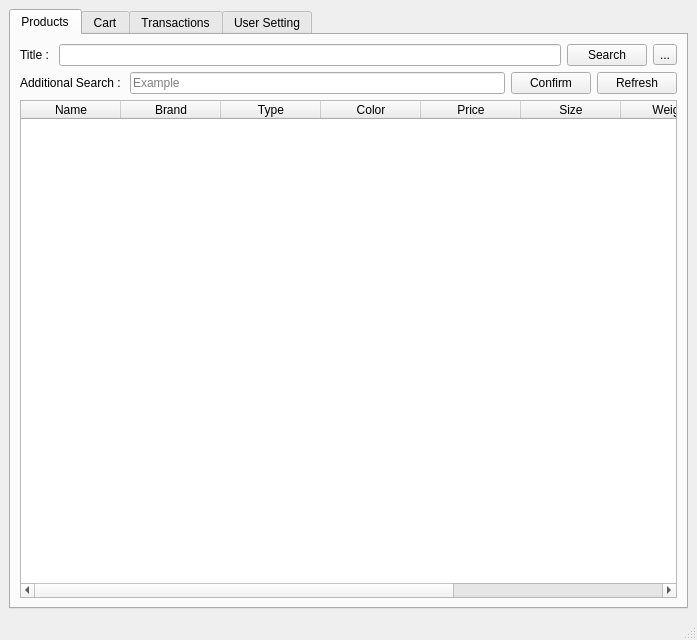
Before: the Qt Designer form AP/client_ui.ui in AP-projects-4001/Guys, drawn with Qt 5.
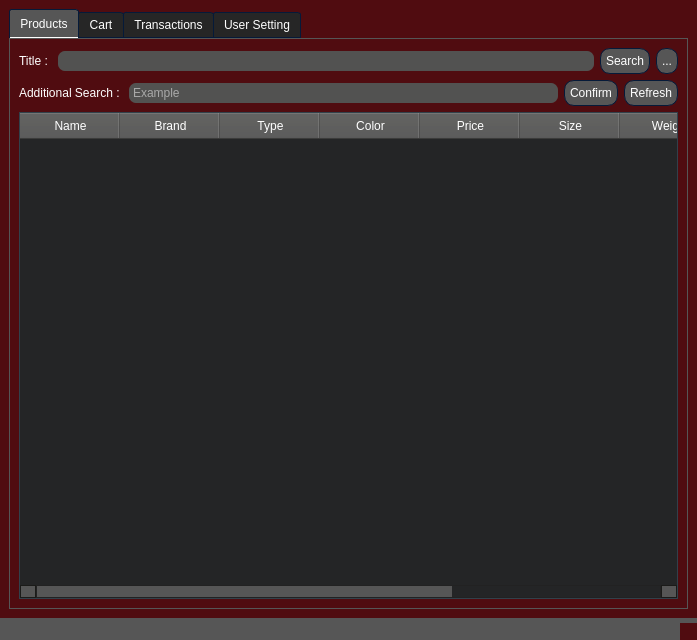
After: the same form once the commit is applied. The open tabs and pages were chosen to show the change. Icons and pictures are not drawn.

```diff
--- a/AP/client_ui.ui
+++ b/AP/client_ui.ui
@@ -13,6 +13,679 @@
   <property name="windowTitle">
    <string>MainWindow</string>
   </property>
+  <property name="styleSheet">
+   <string notr="true">
+QWidget
+{
+	background-color: #500c10;
+	color: #ffffff;
+	border-color: #051a39;
+
+}
+
+
+QLabel
+{
+	background-color: transparent;
+	color: #ffffff;
+
+}
+
+
+QToolTip
+{
+	border : 1px solid #500c10;
+	background-color: #26264f;
+	color: #ffffff;
+	border-color: #051a39;
+
+}
+QPushButton
+{
+	background-color: #565656;
+	color: #ffffff;
+	border-style: solid;
+	border-width: 1px;
+	border-radius: 10px;
+	border-color: #051a39;
+	padding: 5px;
+
+}
+
+
+QPushButton::disabled
+{
+	background-color: #404040;
+	color: #656565;
+	border-color: #051a39;
+
+}
+
+
+QPushButton::hover
+{
+	background-color: #8399ff;
+	color: #ffffff;
+	border-style: solid;
+	border-width: 1px;
+	border-radius: 10px;
+	border-color: #051a39;
+	padding: 5px;
+}
+
+
+QPushButton::pressed
+{
+	background-color: #4969ff;
+	color: #ffffff;
+	border-style: solid;
+	border-width: 1px;
+	border-radius: 10px;
+	border-color: #051a39;
+	padding: 5px;
+
+}
+
+QComboBox
+{
+    background-color: #565656;
+    border: 1px solid;
+    border-radius: 3px;
+    padding-left: 6px;
+    color: #ffffff;
+    height: 20px;
+
+}
+
+
+QComboBox::disabled
+{
+	background-color: #404040;
+	color: #656565;
+	border-color: #051a39;
+
+}
+
+
+QComboBox:hover
+{
+    background-color: #8399ff;
+}
+
+
+QComboBox:on
+{
+    background-color: #4969ff;
+
+}
+
+
+QComboBox QAbstractItemView
+{
+    background-color: #383838;
+    color: #ffffff;
+    border: 1px solid black;
+    selection-background-color: #4969ff;
+    selection-color: #ffffff;
+    outline: 0;
+
+}
+
+QComboBox::drop-down
+{
+    subcontrol-origin: padding;
+    subcontrol-position: top right;
+    width: 15px;
+    border-left-width: 0px;
+    border-left-color: darkgray;
+    border-left-style: solid; 
+    border-top-right-radius: 3px; 
+    border-bottom-right-radius: 3px;
+
+}
+
+
+QComboBox::down-arrow
+{
+    image: url(://arrow-down.png);
+    width: 8px;
+    height: 8px;
+}
+
+
+QSpinBox
+{
+	background-color: #525251;
+	color: #ffffff;
+	border: 1px solid #051a39;
+	border-radius: 3px;
+	padding : 2px;
+}
+
+QLineEdit
+{
+	background-color: #525251;
+	color: #ffffff;
+	border-width: 1px;
+	border-radius: 7px;
+	border-color: #051a39;
+	padding: 2px;
+
+}
+
+QLineEdit::disabled
+{
+	background-color: #404040;
+	color: #656565;
+	border-width: 1px;
+	border-radius: 7px;
+	border-color: #051a39;
+	padding: 2px;
+
+}
+
+QTextEdit
+{
+	background-color: #ffffff;
+	color: #010201;
+	border-color: #051a39;
+
+}
+
+
+QTextEdit::disabled
+{
+	background-color: #404040;
+	color: #656565;
+	border-color: #051a39;
+
+}
+
+QCheckBox::indicator
+{
+    color: #b1b1b1;
+    background-color: #323232;
+    border: 1px solid #b1b1b1;
+    width: 12px;
+    height: 12px;
+
+}
+
+
+QCheckBox::indicator:checked
+{
+    image:url(://checkbox.png);
+    border: 1px solid #565656;
+
+}
+
+
+QCheckBox::disabled
+{
+	color: #656565;
+
+}
+
+
+QCheckBox::indicator:disabled
+{
+	background-color: #656565;
+	color: #656565;
+    border: 1px solid #656565;
+
+}
+
+
+QRadioButton::indicator::unchecked
+{ 
+	border: 2px inset gray; 
+	border-radius: 5px; 
+	background-color:  #fff;
+	width: 9px; 
+	height: 9px; 
+
+}
+
+
+QRadioButton::indicator::unchecked:hover
+{ 
+	border: 2px solid #565656; 
+	border-radius: 5px; 
+	background-color:  #fff;
+	width: 9px; 
+	height: 9px; 
+
+}
+
+
+QRadioButton::indicator::checked
+{ 
+	border: 2px inset darkgray; 
+	border-radius: 5px; 
+	background-color: #4969ff; 
+	width: 9px; 
+	height: 9px; 
+
+}
+
+
+QRadioButton::disabled
+{
+	color: #656565;
+
+}
+
+
+QRadioButton::indicator:disabled
+{
+	background-color: #656565;
+	color: #656565;
+    border: 2px solid #656565;
+
+}
+
+
+QTableView
+{
+    background-color: #242526;
+    border: 1px solid #32414B;
+    color: #f0f0f0;
+    gridline-color: #8faaff;
+    outline : 0;
+
+}
+
+
+QTableView::disabled
+{
+    background-color: #242526;
+    border: 1px solid #32414B;
+    color: #656565;
+    gridline-color: #656565;
+    outline : 0;
+
+}
+
+
+QTableView::item:hover 
+{
+    background-color: #26264f;
+    color: #f0f0f0;
+
+}
+
+
+QTableView::item:selected 
+{
+    background-color: #1a1b1c;
+    border: 2px solid #4969ff;
+    color: #F0F0F0;
+
+}
+
+
+QTableView::item:selected:disabled
+{
+    background-color: #1a1b1c;
+    border: 2px solid #525251;
+    color: #656565;
+
+}
+
+
+QTableCornerButton::section
+{
+    background-color: #505050;
+    color: #fff;
+
+}
+
+
+QHeaderView::section
+{
+    background-color: #525251;
+    color: #fff;
+    text-align: left;
+	padding: 4px;
+	
+}
+
+
+QHeaderView::section:disabled
+{
+    background-color: #525251;
+    color: #656565;
+
+}
+
+
+
+
+
+
+QHeaderView::section::vertical::first,
+QHeaderView::section::vertical::only-one
+{
+    border-top: 1px solid #353635;
+
+}
+
+
+QHeaderView::section::vertical
+{
+    border-top: 1px solid #353635;
+
+}
+
+
+QHeaderView::section::horizontal::first,
+QHeaderView::section::horizontal::only-one
+{
+    border-left: 1px solid #353635;
+
+}
+
+
+QHeaderView::section::horizontal
+{
+    border-left: 1px solid #353635;
+
+}
+
+
+QTabBar::tab
+{
+	background-color: #262626;
+	color: #ffffff;
+	border-style: solid;
+	border-width: 1px;
+	border-top-left-radius: 3px;
+	border-top-right-radius: 3px;
+	border-color: #051a39;
+	padding: 5px;
+
+}
+
+
+QTabBar::tab:disabled
+{
+	background-color: #656565;
+	color: #656565;
+}
+
+
+QTabWidget::pane 
+{
+	background-color: #262626;
+	color: #ffffff;
+    border: 1px solid;
+    border-color: #565656;
+
+}
+
+
+QTabBar::tab:selected
+{
+    background-color: #565656;
+	color: #ffffff;
+	border-style: solid;
+	border-width: 1px;
+	border-top-left-radius: 3px;
+	border-top-right-radius: 3px;
+	border-color: #051a39;
+	padding: 5px;
+
+}
+
+
+QTabBar::tab:selected:disabled
+{
+	background-color: #404040;
+	color: #656565;
+
+}
+
+
+QTabBar::tab:!selected 
+{
+    background-color: #262626;
+
+}
+
+
+QTabBar::tab:!selected:hover 
+{
+    background-color: #8399ff;
+
+}
+
+
+QTabBar::tab:top:!selected 
+{
+    margin-top: 3px;
+
+}
+
+
+QTabBar::tab:bottom:!selected 
+{
+    margin-bottom: 3px;
+
+}
+
+
+QTabBar::tab:top, QTabBar::tab:bottom 
+{
+    min-width: 8ex;
+    margin-right: -1px;
+    padding: 5px 10px 5px 10px;
+
+}
+
+
+QTabBar::tab:top:selected 
+{
+    border-bottom-color: none;
+
+}
+
+
+QTabBar::tab:bottom:selected 
+{
+    border-top-color: none;
+
+}
+
+
+QTabBar::tab:top:last, QTabBar::tab:bottom:last,
+QTabBar::tab:top:only-one, QTabBar::tab:bottom:only-one 
+{
+    margin-right: 0;
+
+}
+
+
+QTabBar::tab:left:!selected 
+{
+    margin-right: 3px;
+
+}
+
+
+QTabBar::tab:right:!selected
+{
+    margin-left: 3px;
+
+}
+
+
+QTabBar::tab:left, QTabBar::tab:right 
+{
+    min-height: 8ex;
+    margin-bottom: -1px;
+    padding: 10px 5px 10px 5px;
+
+}
+
+
+QTabBar::tab:left:selected 
+{
+    border-left-color: none;
+
+}
+
+
+QTabBar::tab:right:selected 
+{
+    border-right-color: none;
+
+}
+
+
+QTabBar::tab:left:last, QTabBar::tab:right:last,
+QTabBar::tab:left:only-one, QTabBar::tab:right:only-one 
+{
+    margin-bottom: 0;
+
+}
+
+
+QScrollBar:horizontal
+{
+    border: 1px solid #222222;
+    background-color: #3d3d3d;
+    height: 13px;
+    margin: 0px 16px 0 16px;
+
+}
+
+
+QScrollBar::handle:horizontal
+{
+    background: #565656;
+    min-height: 20px;
+
+}
+
+
+QScrollBar::add-line:horizontal
+{
+    border: 1px solid #1b1b19;
+    background-color: #565656;
+    width: 14px;
+    subcontrol-position: right;
+    subcontrol-origin: margin;
+
+}
+
+
+QScrollBar::sub-line:horizontal
+{
+    border: 1px solid #1b1b19;
+    background-color: #565656;
+    width: 14px;
+    subcontrol-position: left;
+    subcontrol-origin: margin;
+
+}
+
+
+QScrollBar::right-arrow:horizontal
+{
+    width: 6px;
+    height: 6px;
+
+}
+
+
+QScrollBar::left-arrow:horizontal
+{
+    width: 6px;
+    height: 6px;
+
+}
+
+
+QScrollBar::add-page:horizontal, QScrollBar::sub-page:horizontal
+{
+    background: none;
+
+}
+
+
+QScrollBar:vertical
+{
+    background-color: #3d3d3d;
+    width: 13px;
+    margin: 16px 0 16px 0;
+    border: 1px solid #222222;
+
+}
+
+
+QScrollBar::handle:vertical
+{
+    background-color: #565656;
+    min-height: 20px;
+
+}
+
+
+QScrollBar::add-line:vertical
+{
+    border: 1px solid #1b1b19;
+    background-color: #565656;
+    height: 14px;
+    subcontrol-position: bottom;
+    subcontrol-origin: margin;
+
+}
+
+
+QScrollBar::sub-line:vertical
+{
+    border: 1px solid #1b1b19;
+    background-color: #565656;
+    height: 14px;
+    subcontrol-position: top;
+    subcontrol-origin: margin;
+
+}
+
+
+QScrollBar::up-arrow:vertical
+{
+    width: 6px;
+    height: 6px;
+
+}
+
+
+QScrollBar::down-arrow:vertical
+{
+    width: 6px;
+    height: 6px;
+
+}
+
+
+QScrollBar::add-page:vertical, QScrollBar::sub-page:vertical
+{
+    background: none;
+
+}
+
+QStatusBar
+{
+	background-color: #565656;
+	color: #ffffff;
+	border-color: #051a39;
+
+}
+
+
+</string>
+  </property>
   <widget class="QWidget" name="centralwidget">
    <property name="maximumSize">
     <size>
@@ -63,39 +736,60 @@
           </item>
          </layout>
         </item>
-        <item row="0" column="0">
-         <layout class="QHBoxLayout" name="horizontalLayout">
-          <item>
-           <widget class="QLabel" name="label_2">
-            <property name="text">
-             <string>Title : </string>
-            </property>
-           </widget>
-          </item>
-          <item>
-           <widget class="QLineEdit" name="lineEdit"/>
-          </item>
-          <item>
-           <widget class="QPushButton" name="pushButton">
-            <property name="text">
-             <string>Search</string>
-            </property>
-           </widget>
-          </item>
-          <item>
-           <widget class="QToolButton" name="toolButton">
-            <property name="toolTip">
-             <string>Ex) 72inch + black + ...</string>
-            </property>
-            <property name="text">
-             <string>...</string>
-            </property>
-           </widget>
-          </item>
-         </layout>
-        </item>
         <item row="2" column="0">
          <widget class="QTableWidget" name="show_table">
+          <property name="styleSheet">
+           <string notr="true">QWidget
+{
+	background-color : #242526;
+}
+
+QPushButton
+{
+	background-color: #565656;
+	color: #ffffff;
+	border-style: solid;
+	border-width: 1px;
+	border-radius: 10px;
+	border-color: #051a39;
+	padding: 5px;
+
+}
+
+
+QPushButton::disabled
+{
+	background-color: #404040;
+	color: #656565;
+	border-color: #051a39;
+
+}
+
+
+QPushButton::hover
+{
+	background-color: #8399ff;
+	color: #ffffff;
+	border-style: solid;
+	border-width: 1px;
+	border-radius: 10px;
+	border-color: #051a39;
+	padding: 5px;
+}
+
+
+QPushButton::pressed
+{
+	background-color: #4969ff;
+	color: #ffffff;
+	border-style: solid;
+	border-width: 1px;
+	border-radius: 10px;
+	border-color: #051a39;
+	padding: 5px;
+
+}</string>
+          </property>
           <column>
            <property name="text">
             <string>Name</string>
@@ -143,6 +837,34 @@
           </column>
          </widget>
         </item>
+        <item row="0" column="0">
+         <layout class="QHBoxLayout" name="horizontalLayout">
+          <item>
+           <widget class="QLabel" name="label_2">
+            <property name="text">
+             <string>Title : </string>
+            </property>
+           </widget>
+          </item>
+          <item>
+           <widget class="QLineEdit" name="lineEdit"/>
+          </item>
+          <item>
+           <widget class="QPushButton" name="pushButton">
+            <property name="text">
+             <string>Search</string>
+            </property>
+           </widget>
+          </item>
+          <item>
+           <widget class="QPushButton" name="toolButton">
+            <property name="text">
+             <string>...</string>
+            </property>
+           </widget>
+          </item>
+         </layout>
+        </item>
        </layout>
       </widget>
       <widget class="QWidget" name="tab_2">
```
Left out of the diff: 106 changed lines with no effect on the pictures.
